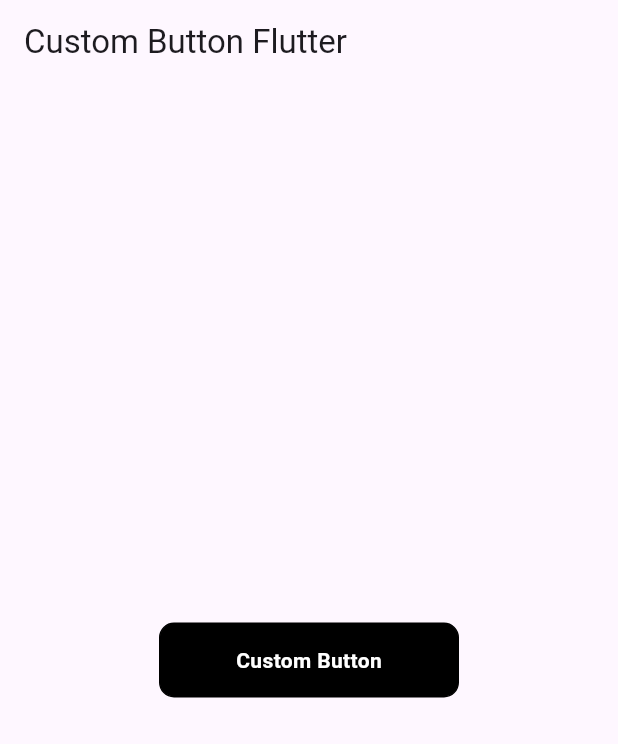
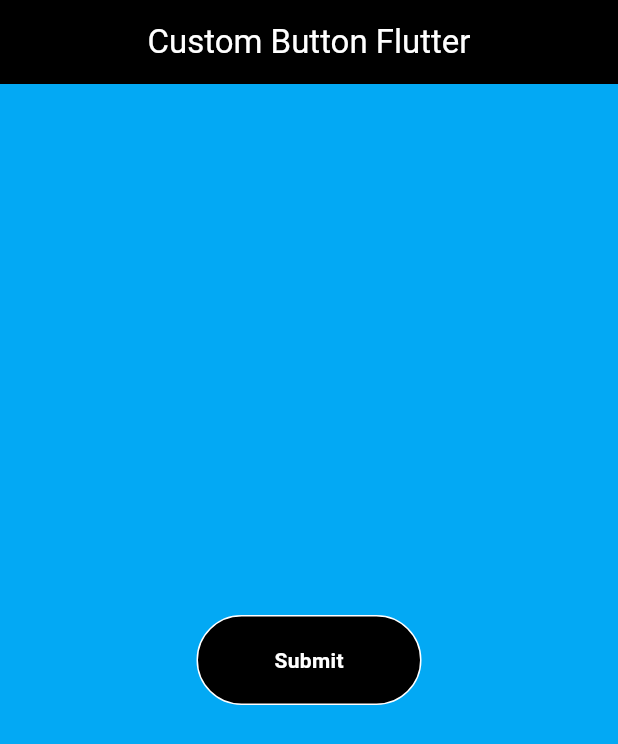
Before and after one commit to Iftikhar32/Custom_button, a Flutter app: the screen it shows after launch, on a phone screen of 412 x 824 dp. Shown: the top 744 px of the screen. Run offline on Flutter 3.47's test engine with Material 3 defaults, Android fonts, the phone set to English and light mode, and no system bars.

Commit message:
fourth commit

```diff
--- a/lib/main.dart
+++ b/lib/main.dart
@@ -10,8 +10,13 @@ class MyApp extends StatelessWidget {
     return MaterialApp(
       home: Scaffold(
         appBar: AppBar(
-          title: Text('Custom Button Flutter'),
+          title: Center(child: Text('Custom Button Flutter',style:TextStyle(
+            color: Colors.white),
+          ),
+          ),
+          backgroundColor: Colors.black,
         ),
+        backgroundColor:Colors.lightBlue ,
         body: Center(
           child: CustomButton(
             color: Colors.white, // Color for the button
@@ -39,16 +44,16 @@ class CustomButton extends StatelessWidget {
     return GestureDetector(
       onTap: onTap,
       child: Container(
-        width: 200,
-        height: 50,
+        width: 150,
+        height: 60,
         alignment: Alignment.center, // Center the child (title text)
         decoration: BoxDecoration(
           color: containerColor,
-          borderRadius: BorderRadius.circular(10),
-          border: Border.all(color: Colors.black), // Border for the container
+          borderRadius: BorderRadius.circular(30),
+          border: Border.all(color: Colors.white), // Border for the container
         ),
         child: Text(
-          'Custom Button',
+          'Submit',
           style: TextStyle(
             color: color,
             fontWeight: FontWeight.bold,
```
Also changed, not shown: 1 other file.
